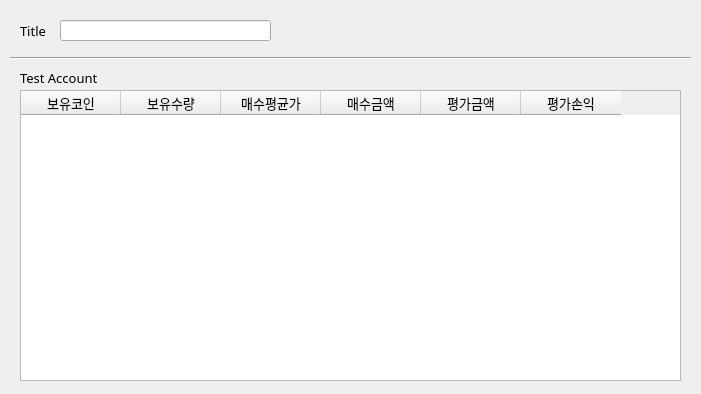
Qt form project_detail.ui (Meronanana/BotTrade) before a commit.
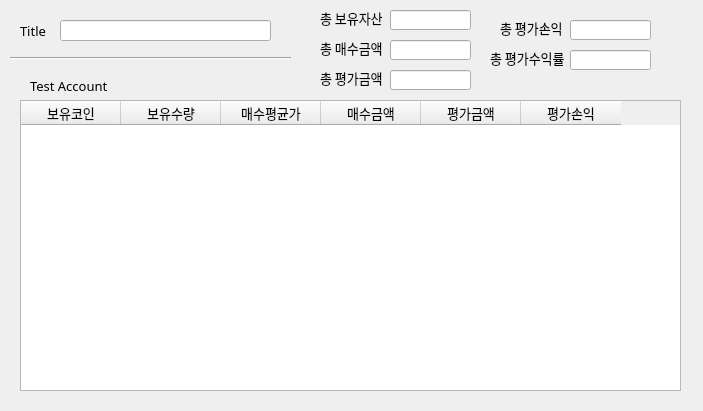
The same form after that commit.

Commit message:
0.1.4 version 0.1.2에서 버그 수정 되었지만 0.1.3에서 기술하지 않음 -> 프로젝트 속성에서 수익률이 표기되지 않던 버그 수정
- 프로젝트 속성에서 전체 테스트 계좌의 수익상황 표시
- 수익률 시각 효과 개선 (%기호 붙임)

Diff of the .ui file:
```diff
--- a/project_detail.ui
+++ b/project_detail.ui
@@ -6,8 +6,8 @@
    <rect>
     <x>0</x>
     <y>0</y>
-    <width>701</width>
-    <height>394</height>
+    <width>703</width>
+    <height>411</height>
    </rect>
   </property>
   <property name="font">
@@ -50,7 +50,7 @@
     <rect>
      <x>10</x>
      <y>50</y>
-     <width>681</width>
+     <width>281</width>
      <height>16</height>
     </rect>
    </property>
@@ -61,10 +61,10 @@
   <widget class="QLabel" name="label_2">
    <property name="geometry">
     <rect>
-     <x>20</x>
+     <x>30</x>
      <y>70</y>
      <width>81</width>
-     <height>16</height>
+     <height>31</height>
     </rect>
    </property>
    <property name="text">
@@ -75,7 +75,7 @@
    <property name="geometry">
     <rect>
      <x>20</x>
-     <y>90</y>
+     <y>100</y>
      <width>661</width>
      <height>291</height>
     </rect>
@@ -111,6 +111,136 @@
     </property>
    </column>
   </widget>
+  <widget class="QLabel" name="label_3">
+   <property name="geometry">
+    <rect>
+     <x>320</x>
+     <y>10</y>
+     <width>71</width>
+     <height>16</height>
+    </rect>
+   </property>
+   <property name="text">
+    <string>총 보유자산</string>
+   </property>
+  </widget>
+  <widget class="QLabel" name="label_4">
+   <property name="geometry">
+    <rect>
+     <x>320</x>
+     <y>40</y>
+     <width>71</width>
+     <height>16</height>
+    </rect>
+   </property>
+   <property name="text">
+    <string>총 매수금액</string>
+   </property>
+  </widget>
+  <widget class="QLabel" name="label_5">
+   <property name="geometry">
+    <rect>
+     <x>320</x>
+     <y>70</y>
+     <width>71</width>
+     <height>16</height>
+    </rect>
+   </property>
+   <property name="text">
+    <string>총 평가금액</string>
+   </property>
+  </widget>
+  <widget class="QLabel" name="label_6">
+   <property name="geometry">
+    <rect>
+     <x>500</x>
+     <y>20</y>
+     <width>71</width>
+     <height>16</height>
+    </rect>
+   </property>
+   <property name="text">
+    <string>총 평가손익</string>
+   </property>
+  </widget>
+  <widget class="QLabel" name="label_7">
+   <property name="geometry">
+    <rect>
+     <x>490</x>
+     <y>50</y>
+     <width>81</width>
+     <height>16</height>
+    </rect>
+   </property>
+   <property name="text">
+    <string>총 평가수익률</string>
+   </property>
+  </widget>
+  <widget class="QLineEdit" name="total_balance_lineEdit">
+   <property name="geometry">
+    <rect>
+     <x>390</x>
+     <y>10</y>
+     <width>81</width>
+     <height>20</height>
+    </rect>
+   </property>
+   <property name="text">
+    <string/>
+   </property>
+  </widget>
+  <widget class="QLineEdit" name="total_bought_lineEdit">
+   <property name="geometry">
+    <rect>
+     <x>390</x>
+     <y>40</y>
+     <width>81</width>
+     <height>20</height>
+    </rect>
+   </property>
+   <property name="text">
+    <string/>
+   </property>
+  </widget>
+  <widget class="QLineEdit" name="total_evaluate_lineEdit">
+   <property name="geometry">
+    <rect>
+     <x>390</x>
+     <y>70</y>
+     <width>81</width>
+     <height>20</height>
+    </rect>
+   </property>
+   <property name="text">
+    <string/>
+   </property>
+  </widget>
+  <widget class="QLineEdit" name="diff_lineEdit">
+   <property name="geometry">
+    <rect>
+     <x>570</x>
+     <y>20</y>
+     <width>81</width>
+     <height>20</height>
+    </rect>
+   </property>
+   <property name="text">
+    <string/>
+   </property>
+  </widget>
+  <widget class="QLineEdit" name="diff_rate_lineEdit">
+   <property name="geometry">
+    <rect>
+     <x>570</x>
+     <y>50</y>
+     <width>81</width>
+     <height>20</height>
+    </rect>
+   </property>
+   <property name="text">
+    <string/>
+   </property>
+  </widget>
  </widget>
  <resources/>
  <connections/>
```
The commit also changes 2 other files.
